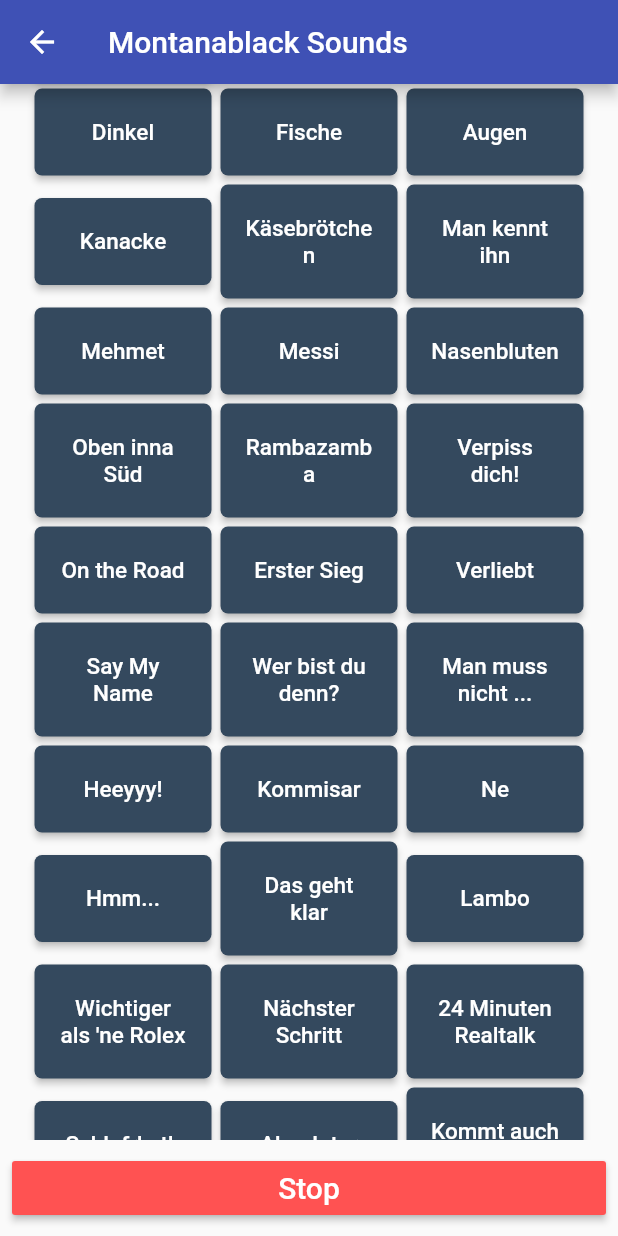
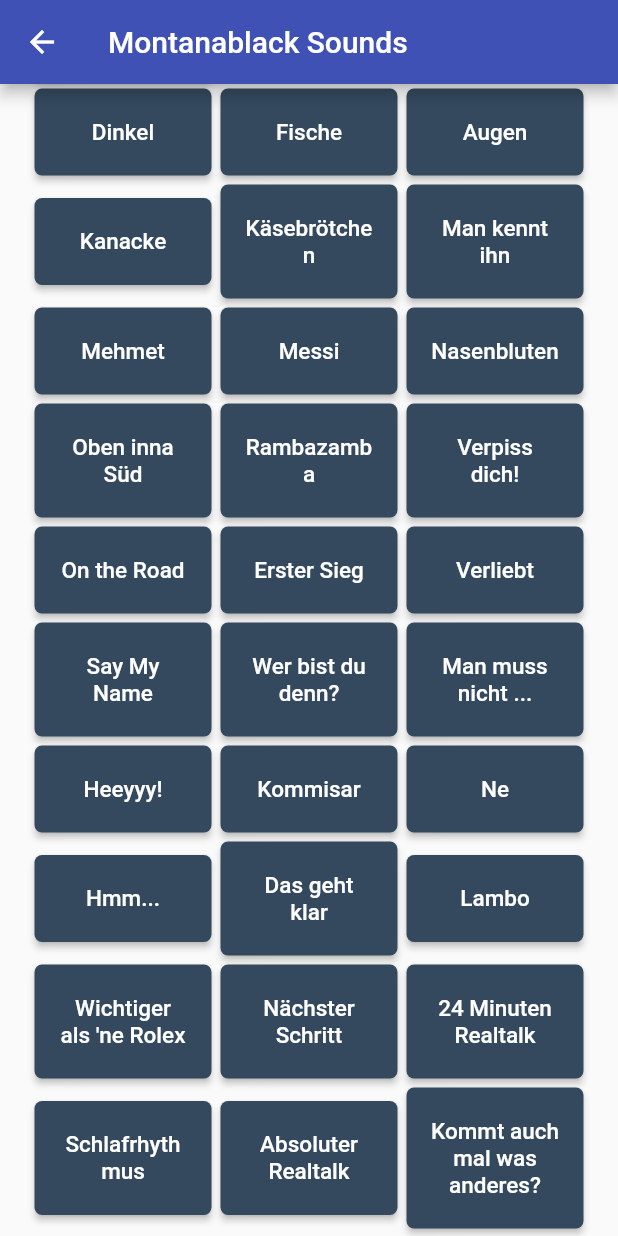
Before and after one commit to entenclub/soundboard, a Flutter app: the Montanablack screen opened directly, scrolled down 576 dp, on a phone screen of 412 x 824 dp. Run offline on Flutter 3.47's test engine with Material 2 defaults, Android fonts, the phone set to English and light mode, and no system bars; our stand-ins replace audioplayers, dynamic_theme, font_awesome_flutter; missing offline and left inert: esys_flutter_share.

Commit message:
rm stop btn

```diff
--- a/lib/components/soundboards/youtuber/montananblack.dart
+++ b/lib/components/soundboards/youtuber/montananblack.dart
@@ -376,13 +376,6 @@
           ),
         ],
       ),
-      bottomNavigationBar: Padding(
-        padding: EdgeInsets.all(8.0),
-        child: SoundButton(
-          isStopBtn: true,
-          text: 'Stop'
-        ),
-      ),
     ));
   }
 }
```
Also changed, not shown: 1 other file.
